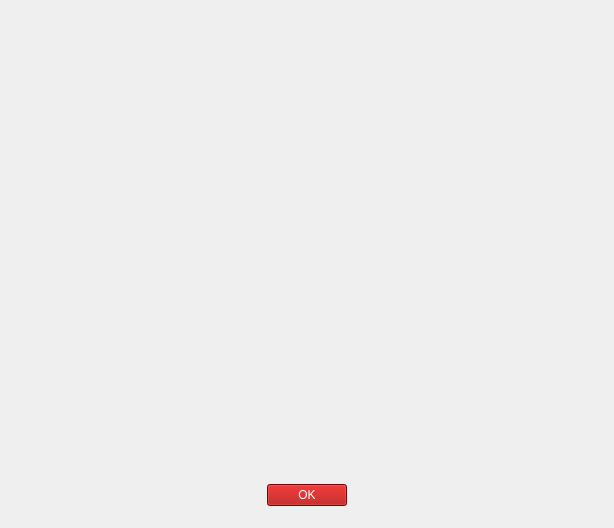
The window that src/gui/MainWindow.ui (zer0main/bin_game_mvc) describes before a commit, drawn with Qt 5.
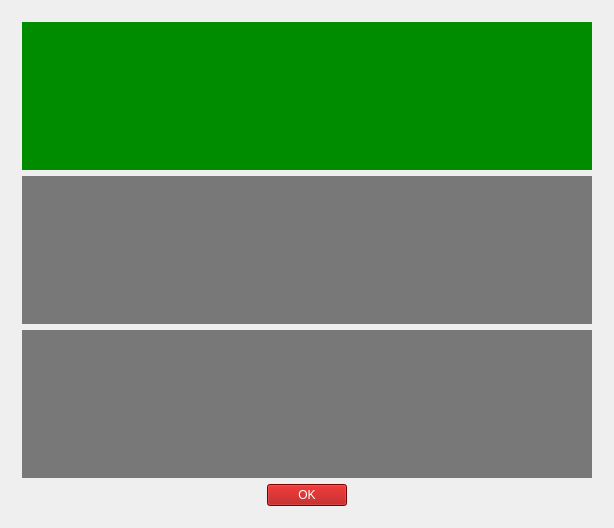
The same window after the commit. The open tabs and pages were chosen to show the change.

Commit message: GUI: design of resultpage

The edit to the form file:
```diff
--- a/src/gui/MainWindow.ui
+++ b/src/gui/MainWindow.ui
@@ -476,6 +476,10 @@
            <layout class="QHBoxLayout" name="horizontalLayout_5" stretch="2">
             <item>
              <widget class="QLabel" name="resultLabel">
+              <property name="styleSheet">
+               <string notr="true">background-color: rgb(0, 140, 0);
+color: rgb(255, 255, 255);</string>
+              </property>
               <property name="text">
                <string/>
               </property>
@@ -490,6 +494,10 @@
            <layout class="QHBoxLayout" name="horizontalLayout_6" stretch="2">
             <item>
              <widget class="QLabel" name="scoreLabel">
+              <property name="styleSheet">
+               <string notr="true">background-color: rgb(120, 120, 120);
+color: rgb(0, 0, 0);</string>
+              </property>
               <property name="text">
                <string/>
               </property>
@@ -504,6 +512,10 @@
            <layout class="QHBoxLayout" name="horizontalLayout_7" stretch="2">
             <item>
              <widget class="QLabel" name="stepLabel">
+              <property name="styleSheet">
+               <string notr="true">background-color: rgb(120, 120, 120);
+color: rgb(0, 0, 0);</string>
+              </property>
               <property name="text">
                <string/>
               </property>
```
